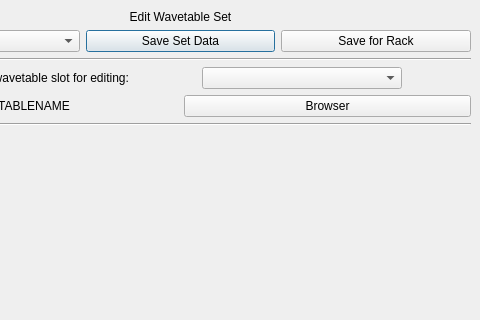
The window that wavetable_set_editor.ui (starlingcode/viaflash) describes before a commit, drawn with Qt 5; both pictures show x 120 to 600 and y 0 to 320 of the 600 by 800 pixel window.
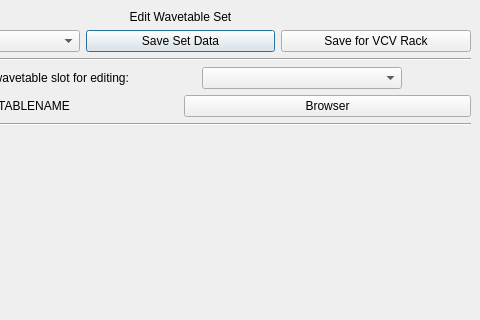
The same window after the commit. Custom widgets are drawn as their Qt base class.

Commit message: Fix save for rack button text

The edit to the form file:
```diff
--- a/wavetable_set_editor.ui
+++ b/wavetable_set_editor.ui
@@ -88,7 +88,7 @@
          </sizepolicy>
         </property>
         <property name="text">
-         <string>Save for Rack</string>
+         <string>Save for VCV Rack</string>
         </property>
        </widget>
       </item>
```
The commit also changes 12 other files.
